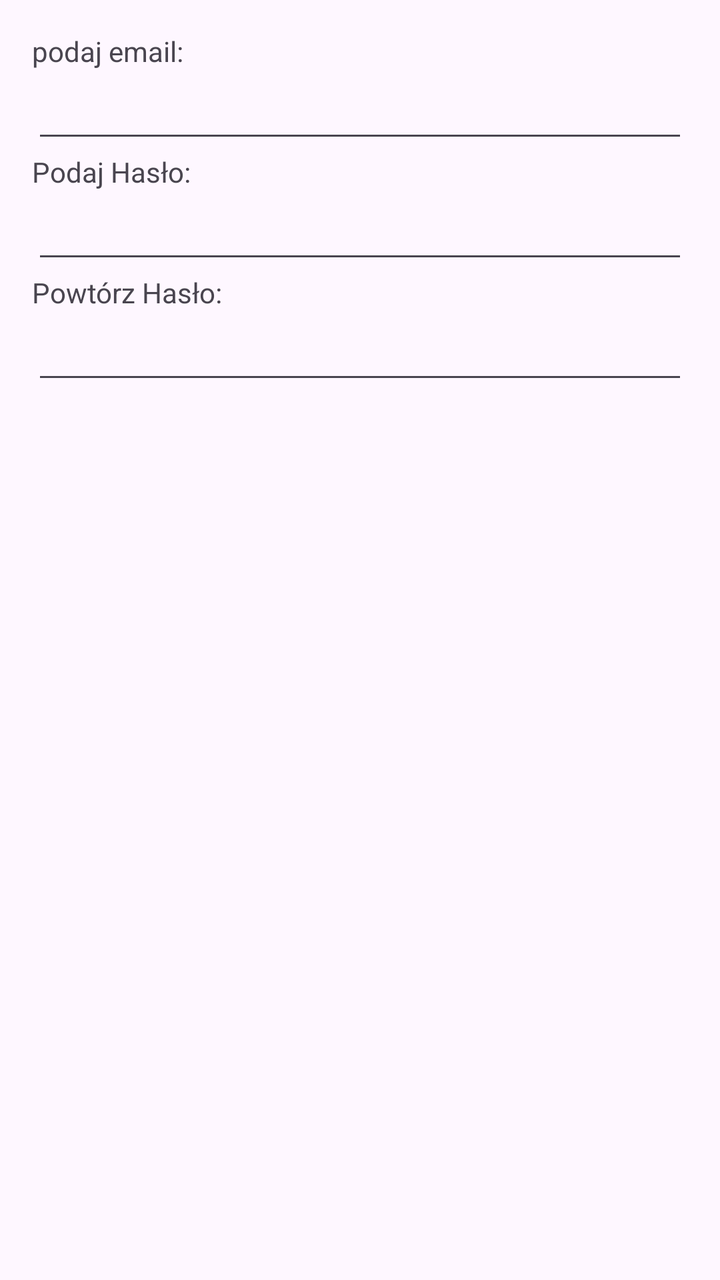
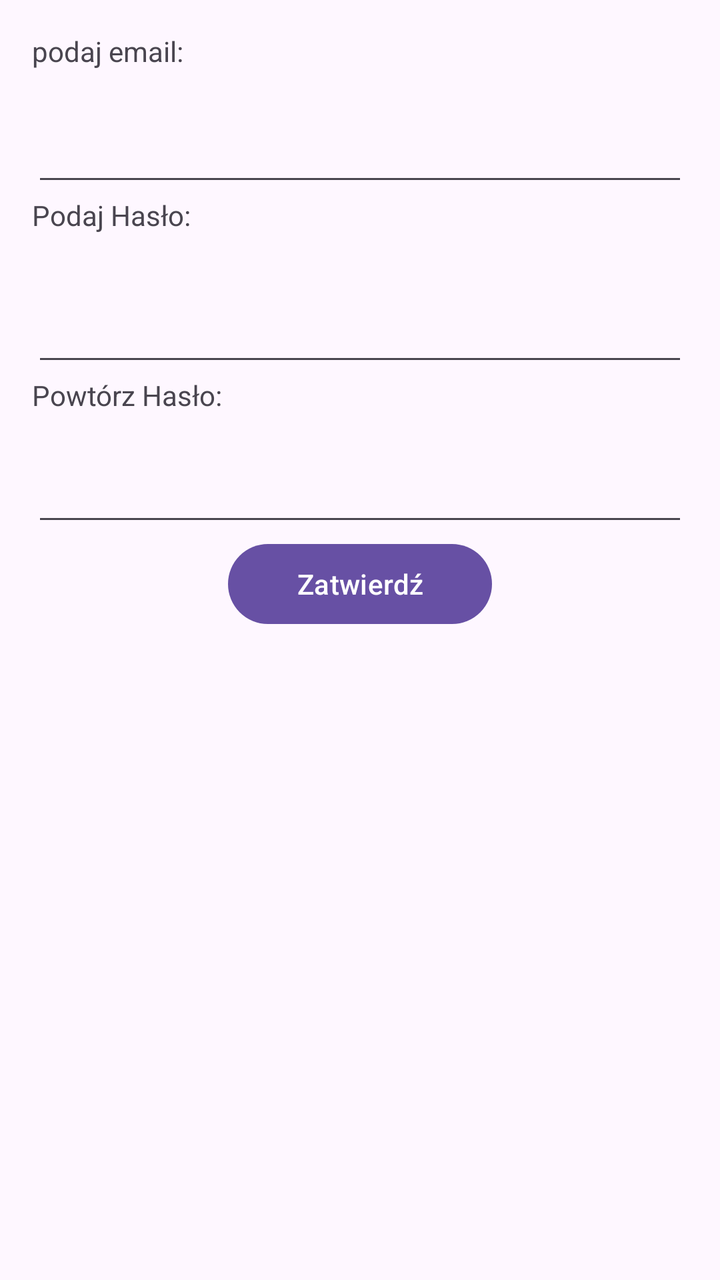

Before-and-after screenshots of an Android layout around one commit, followed by the original layout XML and the change that was made.
<!-- AndroidManifest.xml: application theme Theme.Rejestr -->
<!-- res/layout/activity_main.xml -->
<?xml version="1.0" encoding="utf-8"?>
<LinearLayout xmlns:android="http://schemas.android.com/apk/res/android"
    xmlns:tools="http://schemas.android.com/tools"
    android:id="@+id/main"
    android:layout_width="match_parent"
    android:layout_height="match_parent"
    android:orientation="vertical"
    android:padding="16dp"
    tools:context=".MainActivity">


    <TextView
        android:id="@+id/textView"
        android:layout_width="match_parent"
        android:layout_height="wrap_content"
        android:text="podaj email:" />

    <EditText
        android:id="@+id/editTextTextEmailAddress"
        android:layout_width="match_parent"
        android:layout_height="wrap_content"
        android:ems="10"
        android:inputType="textEmailAddress" />

    <TextView
        android:id="@+id/textView3"
        android:layout_width="match_parent"
        android:layout_height="wrap_content"
        android:text="Podaj Hasło:" />

    <EditText
        android:id="@+id/editTextTextPassword"
        android:layout_width="match_parent"
        android:layout_height="wrap_content"
        android:ems="10"
        android:inputType="textPassword" />

    <TextView
        android:id="@+id/textView4"
        android:layout_width="match_parent"
        android:layout_height="wrap_content"
        android:text="Powtórz Hasło:" />

    <EditText
        android:id="@+id/editTextTextPassword2"
        android:layout_width="match_parent"
        android:layout_height="wrap_content"
        android:ems="10"
        android:inputType="textPassword" />
</LinearLayout>
<!-- resources referenced by this layout -->
<resources>
  <style name="Theme.Rejestr" parent="Base.Theme.Rejestr" />
  <style name="Base.Theme.Rejestr" parent="Theme.Material3.DayNight.NoActionBar">
          
          
      </style>
</resources>

<!-- the commit's change to res/layout/activity_main.xml (unified diff, before → after) -->
@@ -18,7 +18,7 @@
     <EditText
         android:id="@+id/editTextTextEmailAddress"
         android:layout_width="match_parent"
-        android:layout_height="wrap_content"
+        android:layout_height="63dp"
         android:ems="10"
         android:inputType="textEmailAddress" />
 
@@ -31,7 +31,7 @@
     <EditText
         android:id="@+id/editTextTextPassword"
         android:layout_width="match_parent"
-        android:layout_height="wrap_content"
+        android:layout_height="71dp"
         android:ems="10"
         android:inputType="textPassword" />
 
@@ -44,7 +44,14 @@
     <EditText
         android:id="@+id/editTextTextPassword2"
         android:layout_width="match_parent"
-        android:layout_height="wrap_content"
+        android:layout_height="61dp"
         android:ems="10"
         android:inputType="textPassword" />
+
+    <Button
+        android:id="@+id/button"
+        android:layout_width="132dp"
+        android:layout_height="wrap_content"
+        android:layout_gravity="center_horizontal"
+        android:text="Zatwierdź" />
 </LinearLayout>
